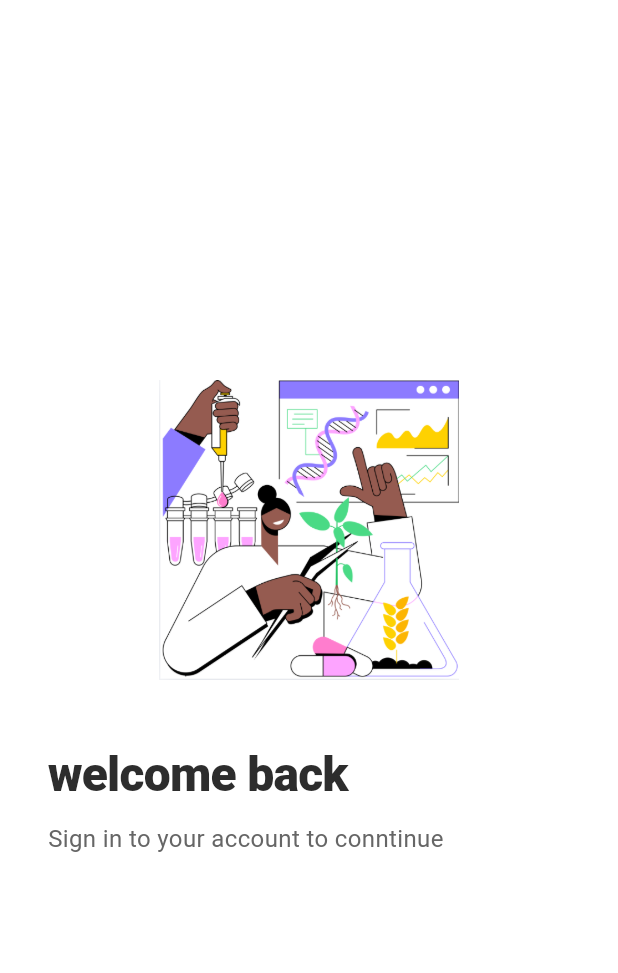
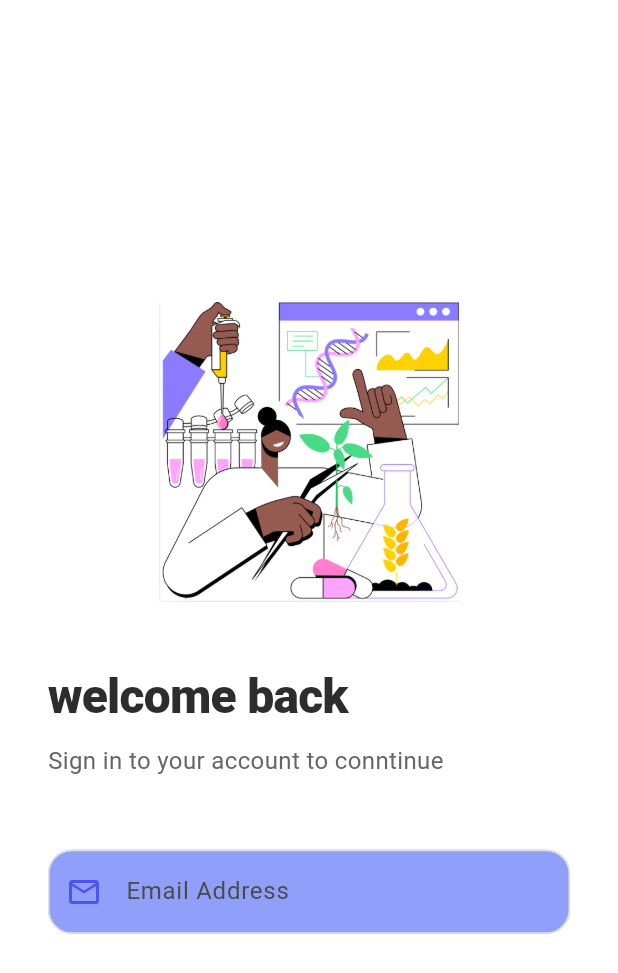
Before and after one commit to hanifatulnadiva/Navigation_0203, a Flutter app: the LoginPage widget shown alone on an empty page, opened directly, on a phone screen of 412 x 824 dp. Shown: the top 973 px of the screen. Run offline on Flutter 3.47's test engine with Material 3 defaults, Android fonts, the phone set to English and light mode, and no system bars.

Commit message:
menambahkan field untuk email dan validasinya

```diff
--- a/lib/auth/login.dart
+++ b/lib/auth/login.dart
@@ -72,6 +72,37 @@
                         color: MainLayout.textSubtitleColor,
                       ),
                     ),
+                    const SizedBox(height: 48,),
+
+                    TextFormField(
+                      controller: _emailController,
+                      keyboardType: TextInputType.emailAddress,
+                      decoration: InputDecoration(
+                        labelText: 'Email Address',
+                        labelStyle: TextStyle(
+                          color: MainLayout.labelColor,
+
+                        ),
+                        prefixIcon: const Icon(Icons.email_outlined,
+                        color: MainLayout.primaryColor,),
+                        enabledBorder: OutlineInputBorder(
+                          borderRadius: BorderRadius.circular(16),
+                          borderSide: BorderSide(color: MainLayout.InputBorderColor),
+                        ),
+                        focusedBorder: OutlineInputBorder(
+                          borderRadius: BorderRadius.circular(16),
+                          borderSide: BorderSide(color: MainLayout.primaryColor, width: 2),
+                        ),
+                        filled: true,
+                        fillColor: MainLayout.inputFillColor,
+                      ),
+                      validator: (value) {
+                        if (value == null || value.isEmpty) {
+                          return 'Please enter your email';
+                        }
+                        return null;
+                      },
+                    )
                   ],
                 ),
               ),
```
